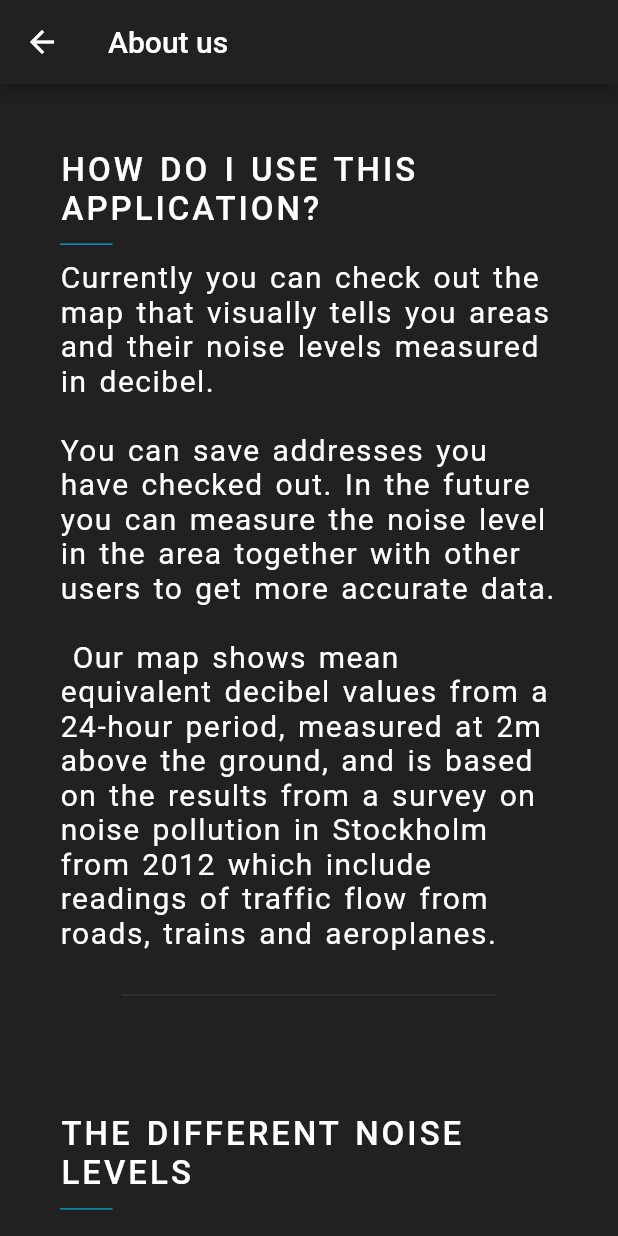
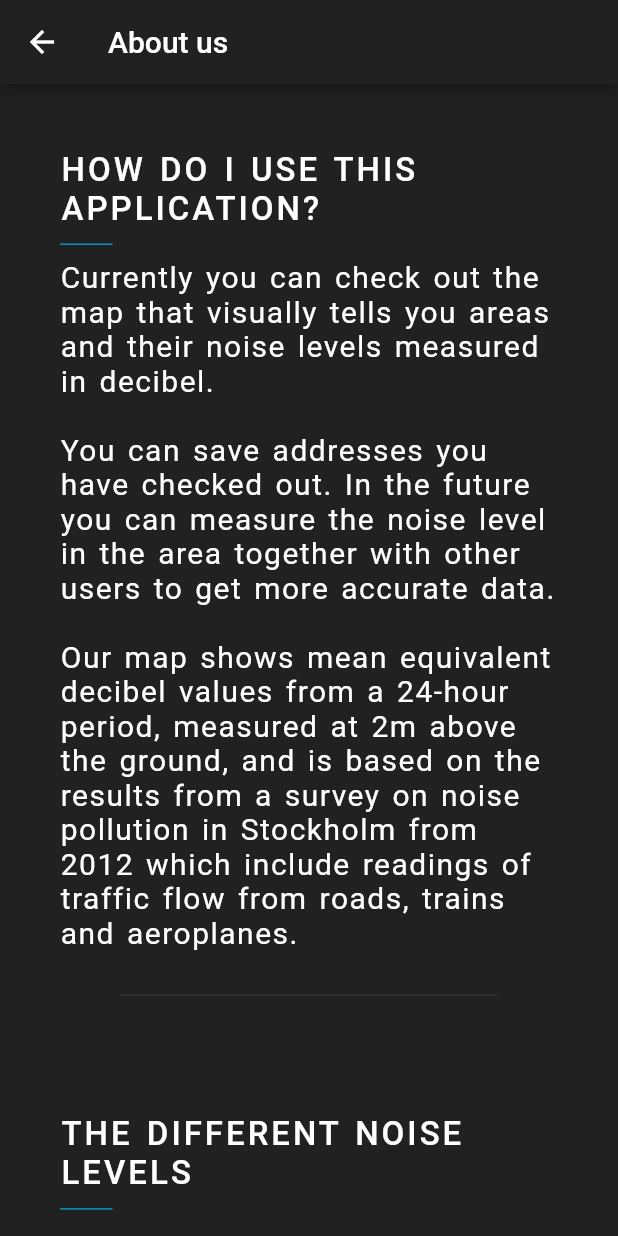
Before and after one commit to allj9618/noisepollutionlocator_71, a Flutter app: the AboutScaffold screen opened directly, scrolled down 1663 dp, on a phone screen of 412 x 824 dp. Run offline on Flutter 3.47's test engine with Material 2 defaults, Android fonts, the phone set to English and light mode, and no system bars; our stand-ins replace animated_splash_screen, flutter_map, flutter_slidable, geolocator, google_sign_in, latlong and 2 more; missing offline and left inert: ff_navigation_bar, flutter_map_location, noise_meter; accounts and stored records are empty.

Commit message:
removed a whitespace

```diff
--- a/lib/about/about_text.dart
+++ b/lib/about/about_text.dart
@@ -96,7 +96,7 @@
 
   textBlock3(context) {
     return Text(
-      "Currently you can check out the map that visually tells you areas and their noise levels measured in decibel.\n\nYou can save addresses you have checked out. In the future you can measure the noise level in the area together with other users to get more accurate data. \n\n Our map shows mean equivalent decibel values from a 24-hour period, measured at 2m above the ground, and is based on the results from a survey on noise pollution in Stockholm from 2012 which include readings of traffic flow from roads, trains and aeroplanes. ",
+      "Currently you can check out the map that visually tells you areas and their noise levels measured in decibel.\n\nYou can save addresses you have checked out. In the future you can measure the noise level in the area together with other users to get more accurate data. \n\nOur map shows mean equivalent decibel values from a 24-hour period, measured at 2m above the ground, and is based on the results from a survey on noise pollution in Stockholm from 2012 which include readings of traffic flow from roads, trains and aeroplanes. ",
       style: textBlockStyle(context),
     );
   }
```
